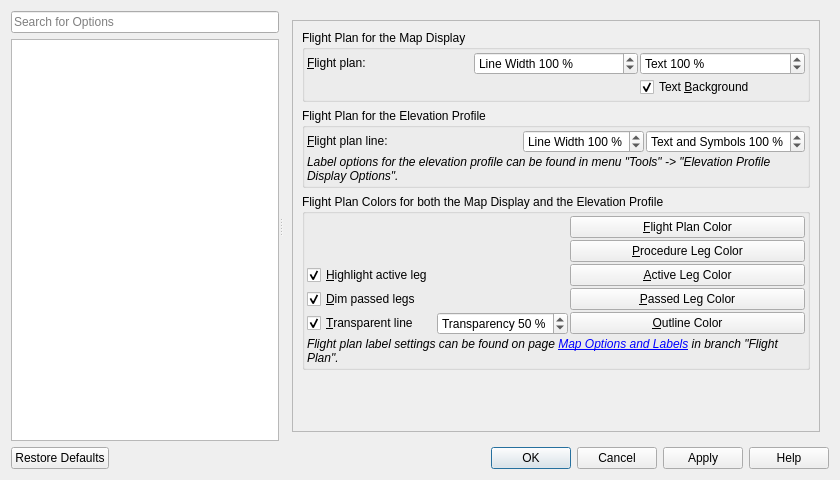
First picture: the form in src/options/optionsdialog.ui, repository albar965/littlenavmap, before the edit.
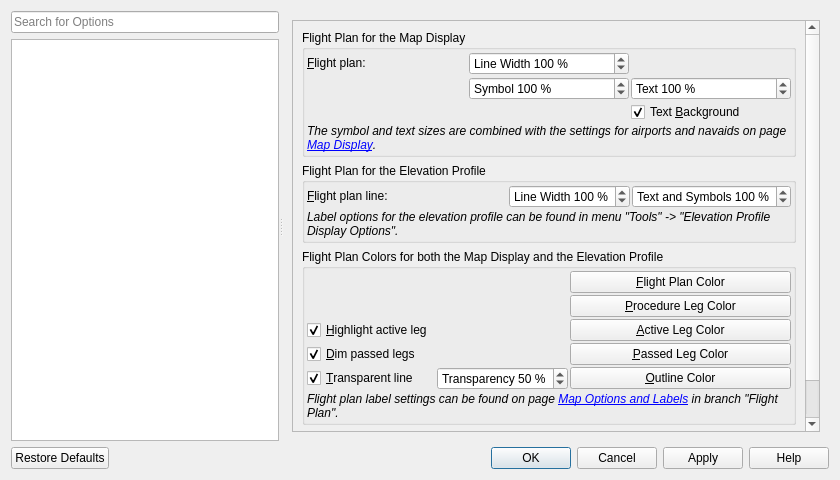
Second picture: the form after the edit. The open tabs and pages were chosen to show the change. Icons and pictures are not drawn.

Commit message:
Added option for separate flight plan symbol size
Flight plan and label symbol sizes are now combined with general airport and navaid symbol and label
sizes.

The edit to the form file:
```diff
--- a/src/options/optionsdialog.ui
+++ b/src/options/optionsdialog.ui
@@ -3911,7 +3911,7 @@
              <x>0</x>
              <y>0</y>
              <width>543</width>
-             <height>501</height>
+             <height>591</height>
             </rect>
            </property>
            <layout class="QVBoxLayout" name="verticalLayout_35">
@@ -3961,7 +3961,7 @@
                  </property>
                 </widget>
                </item>
-               <item row="0" column="2">
+               <item row="1" column="2">
                 <widget class="QSpinBox" name="spinBoxOptionsDisplayTextSizeFlightplan">
                  <property name="toolTip">
                   <string>&lt;html&gt;&lt;head/&gt;&lt;body&gt;&lt;p&gt;Label size for flight plan navaids as well as labels along flight plan lines.&lt;/p&gt;&lt;/body&gt;&lt;/html&gt;</string>
@@ -3986,19 +3986,6 @@
                  </property>
                 </widget>
                </item>
-               <item row="1" column="2">
-                <widget class="QCheckBox" name="checkBoxOptionsMapFlightplanText">
-                 <property name="toolTip">
-                  <string>&lt;html&gt;&lt;head/&gt;&lt;body&gt;&lt;p&gt;Draw bright yellow background for flight plan labels.&lt;/p&gt;&lt;/body&gt;&lt;/html&gt;</string>
-                 </property>
-                 <property name="text">
-                  <string>Text &amp;Background</string>
-                 </property>
-                 <property name="checked">
-                  <bool>true</bool>
-                 </property>
-                </widget>
-               </item>
                <item row="0" column="0" alignment="Qt::AlignVCenter">
                 <widget class="QLabel" name="labelOptionsMapSizeFlightplan">
                  <property name="text">
@@ -4012,6 +3999,60 @@
                  </property>
                 </widget>
                </item>
+               <item row="1" column="1">
+                <widget class="QSpinBox" name="spinBoxOptionsDisplaySymbolSizeFlightplan">
+                 <property name="toolTip">
+                  <string>Symbol size for flight plan navaids and airports</string>
+                 </property>
+                 <property name="suffix">
+                  <string> %</string>
+                 </property>
+                 <property name="prefix">
+                  <string>Symbol </string>
+                 </property>
+                 <property name="minimum">
+                  <number>50</number>
+                 </property>
+                 <property name="maximum">
+                  <number>200</number>
+                 </property>
+                 <property name="singleStep">
+                  <number>10</number>
+                 </property>
+                 <property name="value">
+                  <number>100</number>
+                 </property>
+                </widget>
+               </item>
+               <item row="2" column="2">
+                <widget class="QCheckBox" name="checkBoxOptionsMapFlightplanText">
+                 <property name="toolTip">
+                  <string>&lt;html&gt;&lt;head/&gt;&lt;body&gt;&lt;p&gt;Draw bright yellow background for flight plan labels.&lt;/p&gt;&lt;/body&gt;&lt;/html&gt;</string>
+                 </property>
+                 <property name="text">
+                  <string>Text &amp;Background</string>
+                 </property>
+                 <property name="checked">
+                  <bool>true</bool>
+                 </property>
+                </widget>
+               </item>
+               <item row="3" column="0" colspan="3">
+                <widget class="QLabel" name="labelOptionsAppFontRouteHint">
+                 <property name="text">
+                  <string>&lt;html&gt;&lt;head/&gt;&lt;body&gt;&lt;p&gt;&lt;img src=&quot;:/littlenavmap/resources/icons/bulb.svg&quot;/&gt;&lt;span style=&quot; font-style:italic;&quot;&gt;The symbol and text sizes are combined with the settings for airports and navaids on page &lt;/span&gt;&lt;a href=&quot;lnm://mapdisplay&quot;&gt;&lt;span style=&quot; font-style:italic; text-decoration: underline;&quot;&gt;Map Display&lt;/span&gt;&lt;/a&gt;&lt;span style=&quot; font-style:italic;&quot;&gt;.&lt;/span&gt;&lt;/p&gt;&lt;/body&gt;&lt;/html&gt;</string>
+                 </property>
+                 <property name="wordWrap">
+                  <bool>true</bool>
+                 </property>
+                 <property name="margin">
+                  <number>10</number>
+                 </property>
+                 <property name="textInteractionFlags">
+                  <set>Qt::LinksAccessibleByMouse|Qt::TextSelectableByMouse</set>
+                 </property>
+                </widget>
+               </item>
               </layout>
              </widget>
             </item>
```
Left out of the diff: 40 changed lines with no effect on the pictures. The commit also changes 5 other files.
